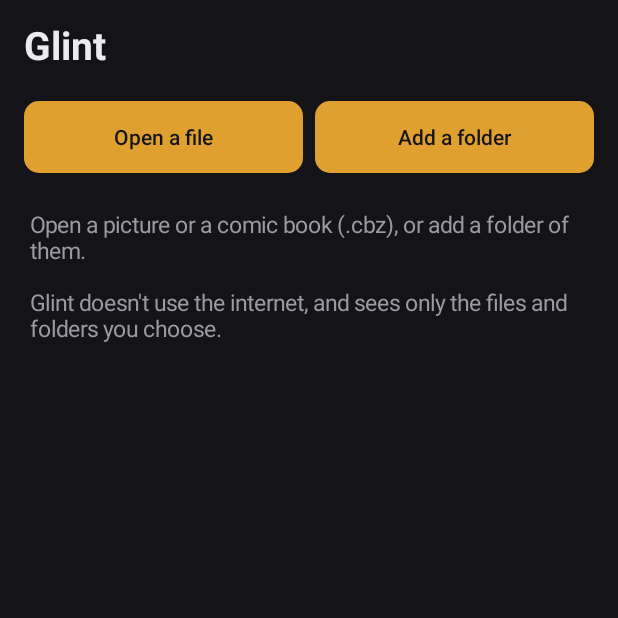
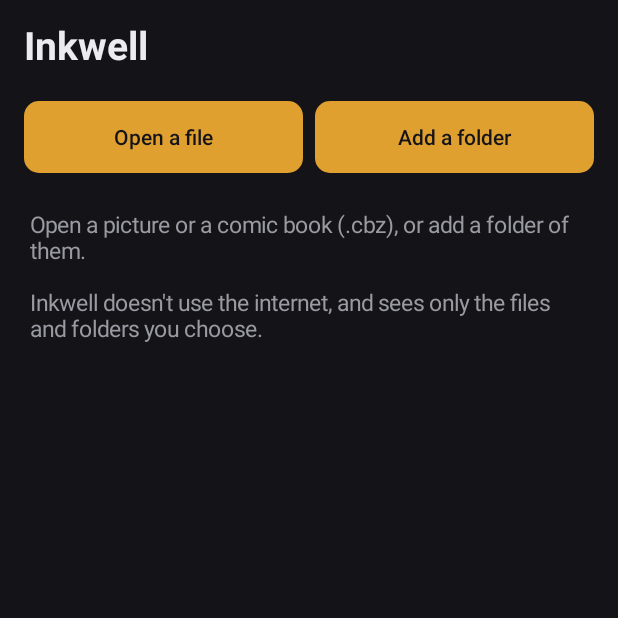
Before and after one commit to anti-ghostsec/inkwell, an Android app: the screen it shows after launch (MainActivity), on a phone screen of 412 x 824 dp, the top half of it. Run offline under Robolectric (Android 15) with nearby library versions, the phone set to English and light mode, and no system bars.

Commit message:
Named Inkwell, with an inkwell for its icon; the tests run
Renamed from Glint before any release (io.github.inkwell.viewer, its own
signing key). The comic reader's tests run against the debug build: the
Android Gradle plugin only makes unit tests for that one.

```diff
--- a/android/app/build.gradle.kts
+++ b/android/app/build.gradle.kts
@@ -3,13 +3,13 @@ plugins {
 }
 
 android {
-    namespace = "io.github.glint.viewer"
+    namespace = "io.github.inkwell.viewer"
     compileSdk {
         version = release(36)
     }
 
     defaultConfig {
-        applicationId = "io.github.glint.viewer"
+        applicationId = "io.github.inkwell.viewer"
         minSdk = 26
         targetSdk = 36
         // Each build must count higher than the one it updates: the release
--- a/android/app/src/main/java/io/github/glint/viewer/Cbz.kt
+++ b/android/app/src/main/java/io/github/inkwell/viewer/Cbz.kt
@@ -1,4 +1,4 @@
-package io.github.glint.viewer
+package io.github.inkwell.viewer
 
 import java.io.ByteArrayOutputStream
 import java.io.Closeable
--- a/android/app/src/main/java/io/github/glint/viewer/Files.kt
+++ b/android/app/src/main/java/io/github/inkwell/viewer/Files.kt
@@ -1,4 +1,4 @@
-package io.github.glint.viewer
+package io.github.inkwell.viewer
 
 import android.content.Context
 import android.database.Cursor
--- a/android/app/src/main/java/io/github/glint/viewer/Library.kt
+++ b/android/app/src/main/java/io/github/inkwell/viewer/Library.kt
@@ -1,4 +1,4 @@
-package io.github.glint.viewer
+package io.github.inkwell.viewer
 
 import android.content.Context
 import android.content.Intent
@@ -9,11 +9,11 @@ import org.json.JSONObject
 /** A comic you've read in, and where you got to. */
 class Reading(val uri: String, val name: String, val page: Int, val pages: Int, val time: Long)
 
-/** A folder you added (Android lets Glint read in it until you remove it). */
+/** A folder you added (Android lets Inkwell read in it until you remove it). */
 class Folder(val uri: String, val name: String)
 
 /**
- * What Glint keeps, on this phone only (never in backups: no_backup.xml):
+ * What Inkwell keeps, on this phone only (never in backups: no_backup.xml):
  * the comics you're reading and the page you were on, the folders you
  * added, and your choices.
  */
--- a/android/app/src/main/java/io/github/glint/viewer/MainActivity.kt
+++ b/android/app/src/main/java/io/github/inkwell/viewer/MainActivity.kt
@@ -1,4 +1,4 @@
-package io.github.glint.viewer
+package io.github.inkwell.viewer
 
 import android.app.Activity
 import android.app.AlertDialog
@@ -19,16 +19,16 @@ import android.widget.ScrollView
 import android.widget.TextView
 import android.window.OnBackInvokedCallback
 import android.window.OnBackInvokedDispatcher
-import io.github.glint.viewer.Ui.applyPrivacy
-import io.github.glint.viewer.Ui.button
-import io.github.glint.viewer.Ui.dp
-import io.github.glint.viewer.Ui.label
-import io.github.glint.viewer.Ui.onInsets
-import io.github.glint.viewer.Ui.panel
+import io.github.inkwell.viewer.Ui.applyPrivacy
+import io.github.inkwell.viewer.Ui.button
+import io.github.inkwell.viewer.Ui.dp
+import io.github.inkwell.viewer.Ui.label
+import io.github.inkwell.viewer.Ui.onInsets
+import io.github.inkwell.viewer.Ui.panel
 import java.util.concurrent.Executors
 
 /**
- * Glint's home: the comics you're reading (each opens where you left off),
+ * Inkwell's home: the comics you're reading (each opens where you left off),
  * the folders you added, and a way to open anything else. Inside a folder:
  * its folders, comics and pictures.
  */
@@ -63,7 +63,7 @@ class MainActivity : Activity() {
             contentDescription = "Back"
             setOnClickListener { up() }
         }
-        heading = label("Glint", 26f).apply {
+        heading = label("Inkwell", 26f).apply {
             setTypeface(typeface, Typeface.BOLD)
             maxLines = 1
             ellipsize = TextUtils.TruncateAt.MIDDLE
@@ -95,7 +95,7 @@ class MainActivity : Activity() {
     private fun refresh() {
         val level = stack.lastOrNull()
         upButton.visibility = if (level == null) View.GONE else View.VISIBLE
-        heading.text = level?.title ?: "Glint"
+        heading.text = level?.title ?: "Inkwell"
         updateBack()
         if (level == null) showHome() else showFolder(level)
     }
@@ -107,7 +107,7 @@ class MainActivity : Activity() {
         scroll.scrollTo(0, 0)
     }
 
-    /** Back goes up a folder before it leaves Glint. */
+    /** Back goes up a folder before it leaves Inkwell. */
     private fun updateBack() {
         if (Build.VERSION.SDK_INT < 33) return
         val registered = backCallback as? OnBackInvokedCallback
@@ -187,7 +187,7 @@ class MainActivity : Activity() {
             section("Folders")
             for (f in folders) {
                 row(f.name, onLongClick = {
-                    confirm("Remove the folder “${f.name}” from Glint? Nothing in it is deleted; Glint just stops being allowed to look in it.", "Remove") {
+                    confirm("Remove the folder “${f.name}” from Inkwell? Nothing in it is deleted; Inkwell just stops being allowed to look in it.", "Remove") {
                         library.removeFolder(f.uri)
                         refresh()
                     }
@@ -200,7 +200,7 @@ class MainActivity : Activity() {
         if (reading.isEmpty() && folders.isEmpty()) {
             list.addView(label(
                 "Open a picture or a comic book (.cbz), or add a folder of them.\n\n" +
-                    "Glint doesn't use the internet, and sees only the files and folders you choose.",
+                    "Inkwell doesn't use the internet, and sees only the files and folders you choose.",
                 15f, Ui.dim,
             ).apply { setPadding(dp(4), dp(24), dp(4), 0) })
         } else {
@@ -226,7 +226,7 @@ class MainActivity : Activity() {
                 if (ticket != shown || isDestroyed) return@runOnUiThread
                 list.removeAllViews()
                 when {
-                    docs == null -> list.addView(label("Glint can't look in this folder any more. Remove it and add it again.", 15f, Ui.dim).apply {
+                    docs == null -> list.addView(label("Inkwell can't look in this folder any more. Remove it and add it again.", 15f, Ui.dim).apply {
                         setPadding(dp(4), dp(16), dp(4), 0)
                     })
                     docs.isEmpty() -> list.addView(label("No pictures or comics here.", 15f, Ui.dim).apply {
@@ -285,7 +285,7 @@ class MainActivity : Activity() {
         startActivityForResult(Intent(Intent.ACTION_OPEN_DOCUMENT_TREE), PICK_FOLDER)
     }
 
-    @Deprecated("The plain Activity way; Glint uses no AndroidX")
+    @Deprecated("The plain Activity way; Inkwell uses no AndroidX")
     override fun onActivityResult(requestCode: Int, resultCode: Int, data: Intent?) {
         @Suppress("DEPRECATION")
         super.onActivityResult(requestCode, resultCode, data)
--- a/android/app/src/main/java/io/github/glint/viewer/Natural.kt
+++ b/android/app/src/main/java/io/github/inkwell/viewer/Natural.kt
@@ -1,4 +1,4 @@
-package io.github.glint.viewer
+package io.github.inkwell.viewer
 
 /**
  * Names as people count: "page2" before "page10", capitals or not. Runs of
--- a/android/app/src/main/java/io/github/glint/viewer/Pictures.kt
+++ b/android/app/src/main/java/io/github/inkwell/viewer/Pictures.kt
@@ -1,4 +1,4 @@
-package io.github.glint.viewer
+package io.github.inkwell.viewer
 
 import android.content.ContentResolver
 import android.content.res.Resources
--- a/android/app/src/main/java/io/github/glint/viewer/Ui.kt
+++ b/android/app/src/main/java/io/github/inkwell/viewer/Ui.kt
@@ -1,4 +1,4 @@
-package io.github.glint.viewer
+package io.github.inkwell.viewer
 
 import android.app.Activity
 import android.graphics.Color
@@ -12,7 +12,7 @@ import android.view.WindowManager
 import android.widget.Button
 import android.widget.TextView
 
-/** Glint's colours: dark, with an amber glint. */
+/** Inkwell's colours: dark, with amber ink. */
 object Ui {
     val background = Color.rgb(0x14, 0x14, 0x18)
     val card = Color.rgb(0x1f, 0x1f, 0x26)
--- a/android/app/src/main/java/io/github/glint/viewer/ZoomView.kt
+++ b/android/app/src/main/java/io/github/inkwell/viewer/ZoomView.kt
@@ -1,4 +1,4 @@
-package io.github.glint.viewer
+package io.github.inkwell.viewer
 
 import android.animation.ValueAnimator
 import android.content.Context
--- a/android/app/src/main/res/values-v28/themes.xml
+++ b/android/app/src/main/res/values-v28/themes.xml
@@ -1,13 +1,13 @@
 <?xml version="1.0" encoding="utf-8"?>
 <resources>
-    <style name="Glint" parent="android:Theme.Material.NoActionBar">
+    <style name="Inkwell" parent="android:Theme.Material.NoActionBar">
         <item name="android:colorAccent">#FFE0A030</item>
         <item name="android:windowBackground">@color/home</item>
         <item name="android:statusBarColor">@color/home</item>
         <item name="android:navigationBarColor">@color/home</item>
     </style>
     <!-- Pictures on black, edge to edge, round the camera cut-out too. -->
-    <style name="Glint.Viewer">
+    <style name="Inkwell.Viewer">
         <item name="android:windowBackground">@android:color/black</item>
         <item name="android:statusBarColor">@android:color/transparent</item>
         <item name="android:navigationBarColor">@android:color/transparent</item>
--- a/android/app/src/main/res/values/themes.xml
+++ b/android/app/src/main/res/values/themes.xml
@@ -1,13 +1,13 @@
 <?xml version="1.0" encoding="utf-8"?>
 <resources>
-    <style name="Glint" parent="android:Theme.Material.NoActionBar">
+    <style name="Inkwell" parent="android:Theme.Material.NoActionBar">
         <item name="android:colorAccent">#FFE0A030</item>
         <item name="android:windowBackground">@color/home</item>
         <item name="android:statusBarColor">@color/home</item>
         <item name="android:navigationBarColor">@color/home</item>
     </style>
     <!-- Pictures on black, edge to edge. -->
-    <style name="Glint.Viewer">
+    <style name="Inkwell.Viewer">
         <item name="android:windowBackground">@android:color/black</item>
         <item name="android:statusBarColor">@android:color/transparent</item>
         <item name="android:navigationBarColor">@android:color/transparent</item>
--- a/android/app/src/main/res/xml/no_backup.xml
+++ b/android/app/src/main/res/xml/no_backup.xml
@@ -1,5 +1,5 @@
 <?xml version="1.0" encoding="utf-8"?>
-<!-- Nothing of Glint's (which comics, where you were in them) goes to
+<!-- Nothing of Inkwell's (which comics, where you were in them) goes to
      cloud backups or device transfers. -->
 <data-extraction-rules>
     <cloud-backup>
--- a/android/settings.gradle.kts
+++ b/android/settings.gradle.kts
@@ -12,5 +12,5 @@ dependencyResolutionManagement {
         mavenCentral()
     }
 }
-rootProject.name = "glint-android"
+rootProject.name = "inkwell-android"
 include(":app")
```
Also changed, not shown: android/app/src/main/AndroidManifest.xml (+5 -5 lines), android/app/src/main/java/io/github/inkwell/viewer/ViewerActivity.kt (renamed from android/app/src/main/java/io/github/glint/viewer/ViewerActivity.kt, +11 -11 lines), android/app/src/main/res/drawable/icon_foreground.xml (+14 -8 lines), 5 other files.
